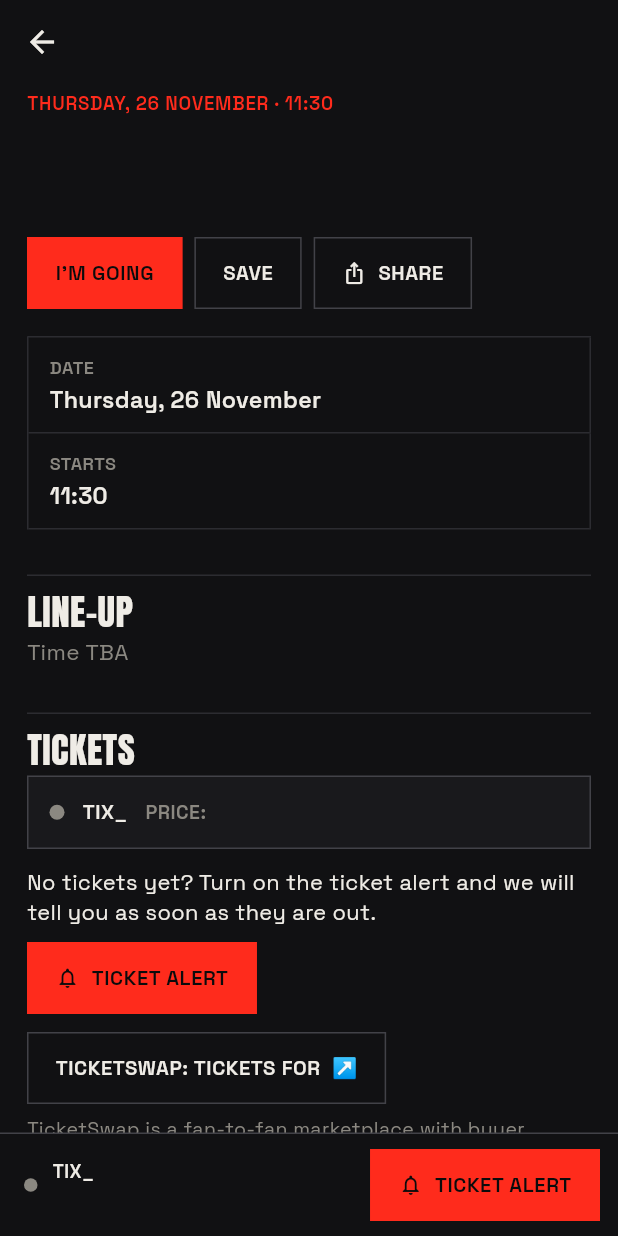
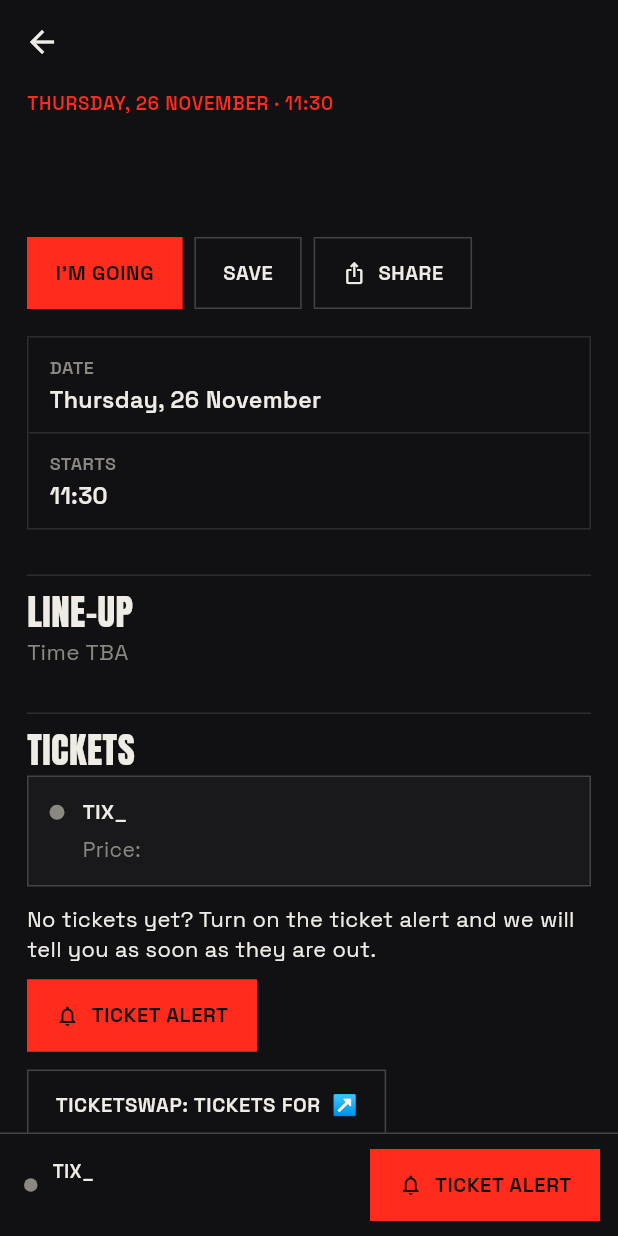
Before and after one commit to jxnnk/rave-strangers, a Flutter app: the EventDetail screen opened directly with empty values, on a phone screen of 412 x 824 dp. Run offline on Flutter 3.47's test engine with Material 3 defaults, Android fonts, the phone set to English and light mode, and no system bars; our stand-ins replace flutter_map, geolocator, google_fonts, image_picker, latlong2, qr_flutter and 3 more; missing offline and left inert: apple_maps_flutter; accounts and stored records are empty; network calls fail.

Commit message:
Sprache + Tickets: DE/EN-Schalter auf Login antippbar, größere Tippfläche, Preise auf Englisch übersetzt, Ticket-Box ohne falschen 'Noch keine Tickets'-Hinweis (Web + Flutter)
Co-Authored-By: Claude Opus 5.5 <noreply@anthropic.com>
Claude-Session: https://claude.ai/code/session_01WShUj5USBq32Mi5iYb1hqJ

```diff
--- a/flutter_app/lib/data.dart
+++ b/flutter_app/lib/data.dart
@@ -103,6 +103,8 @@ class Ev {
   final List<String> genres, lineup;
   final int lineupMore;
   final String? ticketUrl, sourceUrl, priceText, ticketStatus;
+  /// Preis in der App-Sprache ("VVK ab 35 €" -> "Presale from €35").
+  String? get price => priceText == null ? null : localPrice(priceText!);
 
   Ev.fromMap(Map<String, dynamic> m)
       : id = m['id'] as int,
@@ -584,3 +586,25 @@ class Store extends ChangeNotifier {
 }
 
 final store = Store();
+
+/// Preise kommen auf Deutsch aus den Club-Seiten. Für Englisch die üblichen Wörter übersetzen.
+String localPrice(String p) {
+  if (appLang == 'de') return p;
+  var s = p;
+  const words = {
+    r'\bVorverkauf\b': 'Presale',
+    r'\bVVK\b': 'Presale',
+    r'\bAbendkasse\b': 'At the door',
+    r'\bAK\b': 'Door',
+    r'\bEintritt frei\b': 'Free entry',
+    r'\bkostenlos\b': 'free',
+    r'\bermäßigt\b': 'reduced',
+    r'\bab\b': 'from',
+    r'\bbis\b': 'until',
+    r'\bUhr\b': '',
+  };
+  words.forEach((k, v) => s = s.replaceAll(RegExp(k, caseSensitive: false), v));
+  // 29,90 € -> €29.90
+  s = s.replaceAllMapped(RegExp(r'(\d+)(?:,(\d{1,2}))?\s?€'), (m) => '€${m[1]}${m[2] != null ? '.${m[2]}' : ''}');
+  return s.replaceAll(RegExp(r'\s{2,}'), ' ').trim();
+}
--- a/flutter_app/lib/screens/event_detail.dart
+++ b/flutter_app/lib/screens/event_detail.dart
@@ -134,7 +134,8 @@ class _Tickets extends StatelessWidget {
   const _Tickets(this.e);
   @override
   Widget build(BuildContext context) {
-    final st = e.ticketStatus ?? 'unknown';
+    var st = e.ticketStatus ?? 'unknown';
+    if (st == 'unknown' && e.ticketUrl != null) st = 'shop'; // Shop-Link da, Status unbekannt
     final dot = switch (st) {
       'available' => C.green,
       'few' => C.amber,
@@ -150,10 +151,17 @@ class _Tickets extends StatelessWidget {
         width: double.infinity,
         padding: const EdgeInsets.all(14),
         decoration: BoxDecoration(color: C.surface, border: Border.all(color: st == 'sold_out' ? C.accent : C.line2)),
-        child: Wrap(crossAxisAlignment: WrapCrossAlignment.center, spacing: 12, runSpacing: 6, children: [
-          Container(width: 10, height: 10, decoration: BoxDecoration(color: dot, shape: BoxShape.circle)),
-          Text(t('tix_$st').toUpperCase(), style: mono(12, color: C.text)),
-          if (e.priceText != null) Text('${t('price')}: ${e.priceText}'.toUpperCase(), style: mono(11.5)),
+        child: Column(crossAxisAlignment: CrossAxisAlignment.start, children: [
+          Row(children: [
+            Container(width: 10, height: 10, decoration: BoxDecoration(color: dot, shape: BoxShape.circle)),
+            const SizedBox(width: 12),
+            Expanded(child: Text(t('tix_$st').toUpperCase(), style: mono(12, color: C.text))),
+          ]),
+          if (e.price != null)
+            Padding(
+              padding: const EdgeInsets.only(left: 22, top: 6),
+              child: Text('${t('price')}: ${e.price}', style: body(14, color: C.muted)),
+            ),
         ]),
       ),
       const SizedBox(height: 12),
@@ -198,7 +206,8 @@ class _Tickets extends StatelessWidget {
 
 
 /// Tickets can't be bought right now -> offer the ticket alert instead.
-bool needsAlarm(Ev e) => e.ticketUrl == null || e.ticketStatus == 'sold_out' || e.ticketStatus == null || e.ticketStatus == 'unknown';
+/// Ticket-Alarm nur anbieten, wenn man gerade wirklich keine Tickets kaufen kann.
+bool needsAlarm(Ev e) => e.ticketUrl == null || e.ticketStatus == 'sold_out';
 
 class AlarmButton extends StatelessWidget {
   final Ev e;
@@ -293,8 +302,8 @@ class _TicketBar extends StatelessWidget {
             Expanded(
               child: Column(mainAxisSize: MainAxisSize.min, crossAxisAlignment: CrossAxisAlignment.start, children: [
                 Text(label.toUpperCase(), maxLines: 1, overflow: TextOverflow.ellipsis, style: mono(11, color: C.text)),
-                if (e.priceText != null)
-                  Text(e.priceText!, maxLines: 1, overflow: TextOverflow.ellipsis, style: body(13.5, color: C.muted)),
+                if (e.price != null)
+                  Text(e.price!, maxLines: 1, overflow: TextOverflow.ellipsis, style: body(13.5, color: C.muted)),
               ]),
             ),
             const SizedBox(width: 10),
--- a/flutter_app/lib/screens/welcome.dart
+++ b/flutter_app/lib/screens/welcome.dart
@@ -180,7 +180,6 @@ class _WelcomeScreenState extends State<WelcomeScreen> with SingleTickerProvider
 
     final content = SafeArea(
       child: Stack(children: [
-        Positioned(top: 6, right: 12, child: _in(0, const LangSwitch())),
         LayoutBuilder(builder: (context, box) {
           return SingleChildScrollView(
             padding: const EdgeInsets.symmetric(horizontal: 24),
@@ -219,6 +218,8 @@ class _WelcomeScreenState extends State<WelcomeScreen> with SingleTickerProvider
             ),
           );
         }),
+        // zuletzt, damit es über der Scroll-Fläche liegt und Antippen ankommt
+        Positioned(top: 6, right: 12, child: _in(0, const LangSwitch())),
       ]),
     );
     return widget.embedded ? content : Scaffold(backgroundColor: C.bg, body: AutofillGroup(child: content));
--- a/flutter_app/lib/strings.dart
+++ b/flutter_app/lib/strings.dart
@@ -86,7 +86,7 @@ const Map<String, Map<String, String>> _s = {
     'share': 'Teilen', 'route': 'Route', 'going_n': '{n} gehen hin', 'lineup': 'Line-up', 'tba': 'Zeit folgt',
     'more_artists': '+ {n} weitere', 'venue': 'Club', 'date': 'Datum', 'start': 'Beginn', 'address': 'Adresse',
     'tickets': 'Tickets', 'tix_available': 'Tickets verfügbar', 'tix_few': 'Nur noch wenige Tickets',
-    'tix_sold_out': 'Ausverkauft', 'tix_unknown': 'Ticketstatus unbekannt', 'price': 'Preis',
+    'tix_sold_out': 'Ausverkauft', 'tix_unknown': 'Ticketstatus unbekannt', 'tix_shop': 'Tickets im Ticketshop', 'price': 'Preis',
     'tix_official': 'Offizieller Ticketshop', 'tix_swap': 'TicketSwap: Tickets für {v}',
     'tix_swap_note': 'TicketSwap ist ein Fan-zu-Fan-Marktplatz mit Käuferschutz. Der Link zeigt alle Angebote für diesen Club, wähl dort dein Datum. Nicht jedes Event wird dort gehandelt. Wir haben keine Verbindung zu TicketSwap.',
     'scam_t': 'Achtung vor Ticket-Betrug',
@@ -199,7 +199,7 @@ const Map<String, Map<String, String>> _s = {
     'share': 'Share', 'route': 'Directions', 'going_n': '{n} going', 'lineup': 'Line-up', 'tba': 'Time TBA',
     'more_artists': '+ {n} more', 'venue': 'Venue', 'date': 'Date', 'start': 'Starts', 'address': 'Address',
     'tickets': 'Tickets', 'tix_available': 'Tickets available', 'tix_few': 'Only a few tickets left',
-    'tix_sold_out': 'Sold out', 'tix_unknown': 'Ticket status unknown', 'price': 'Price',
+    'tix_sold_out': 'Sold out', 'tix_unknown': 'Ticket status unknown', 'tix_shop': 'Tickets at the ticket shop', 'price': 'Price',
     'tix_official': 'Official ticket shop', 'tix_swap': 'TicketSwap: tickets for {v}',
     'tix_swap_note': 'TicketSwap is a fan-to-fan marketplace with buyer protection. The link shows all listings for this club, pick your date there. Not every event is traded there. We are not affiliated with TicketSwap.',
     'scam_t': 'Watch out for ticket scams',
--- a/flutter_app/lib/widgets.dart
+++ b/flutter_app/lib/widgets.dart
@@ -269,8 +269,8 @@ class LangSwitch extends StatelessWidget {
           child: InkWell(
             onTap: () => store.setLang(code),
             child: Padding(
-              padding: const EdgeInsets.symmetric(horizontal: 10, vertical: 7),
-              child: Text(code.toUpperCase(), style: mono(11, color: appLang == code ? C.bg : C.muted)),
+              padding: const EdgeInsets.symmetric(horizontal: 13, vertical: 11),
+              child: Text(code.toUpperCase(), style: mono(12, color: appLang == code ? C.bg : C.muted)),
             ),
           ),
         );
@@ -339,7 +339,7 @@ class FlyerCard extends StatelessWidget {
                       child: Text('${v?.name ?? ''} · ${e.timeLabel}',
                           maxLines: 1, overflow: TextOverflow.ellipsis, style: body(13.5, color: C.ink, weight: FontWeight.w700)),
                     ),
-                    if (e.priceText != null) Text(e.priceText!, style: body(13.5, color: C.ink, weight: FontWeight.w700)),
+                    if (e.price != null) Text(e.price!, style: body(13.5, color: C.ink, weight: FontWeight.w700)),
                   ]),
                   if (crew > 0) ...[
                     const SizedBox(height: 4),
```
Also changed, not shown: 2 other files.
